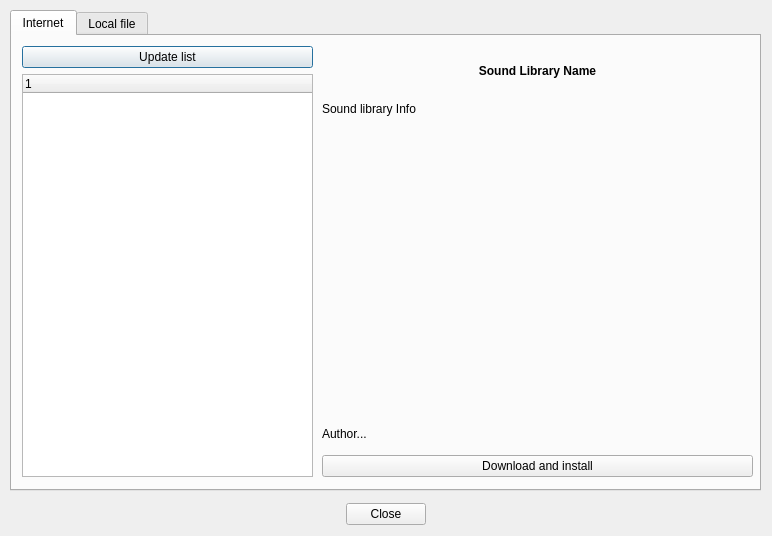
Before: the Qt Designer form gui/src/SoundLibrary/SoundLibraryImportDialog_UI.ui in hydrogen-music/hydrogen, drawn with Qt 5.
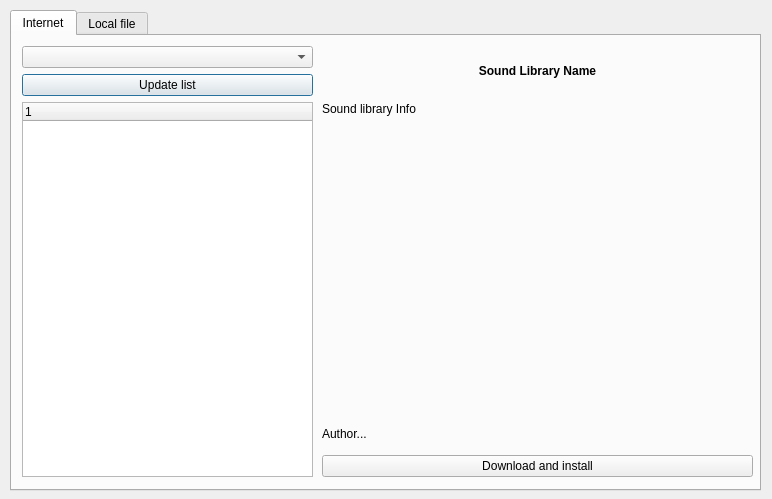
After: the same form once the commit is applied.

What changed in the file:
```diff
--- a/gui/src/SoundLibrary/SoundLibraryImportDialog_UI.ui
+++ b/gui/src/SoundLibrary/SoundLibraryImportDialog_UI.ui
@@ -6,7 +6,7 @@
     <x>0</x>
     <y>0</y>
     <width>772</width>
-    <height>536</height>
+    <height>499</height>
    </rect>
   </property>
   <property name="windowTitle" >
@@ -53,6 +53,9 @@
       <property name="bottomMargin" >
        <number>0</number>
       </property>
+      <item>
+       <widget class="QComboBox" name="repositoryCombo" />
+      </item>
       <item>
        <widget class="QPushButton" name="UpdateListBtn" >
         <property name="text" >
@@ -238,51 +241,6 @@
     </widget>
    </widget>
   </widget>
-  <widget class="QWidget" name="" >
-   <property name="geometry" >
-    <rect>
-     <x>10</x>
-     <y>500</y>
-     <width>751</width>
-     <height>29</height>
-    </rect>
-   </property>
-   <layout class="QHBoxLayout" >
-    <item>
-     <spacer>
-      <property name="orientation" >
-       <enum>Qt::Horizontal</enum>
-      </property>
-      <property name="sizeHint" >
-       <size>
-        <width>40</width>
-        <height>20</height>
-       </size>
-      </property>
-     </spacer>
-    </item>
-    <item>
-     <widget class="QPushButton" name="close_btn" >
-      <property name="text" >
-       <string>Close</string>
-      </property>
-     </widget>
-    </item>
-    <item>
-     <spacer>
-      <property name="orientation" >
-       <enum>Qt::Horizontal</enum>
-      </property>
-      <property name="sizeHint" >
-       <size>
-        <width>40</width>
-        <height>20</height>
-       </size>
-      </property>
-     </spacer>
-    </item>
-   </layout>
-  </widget>
  </widget>
  <resources/>
  <connections/>
```
